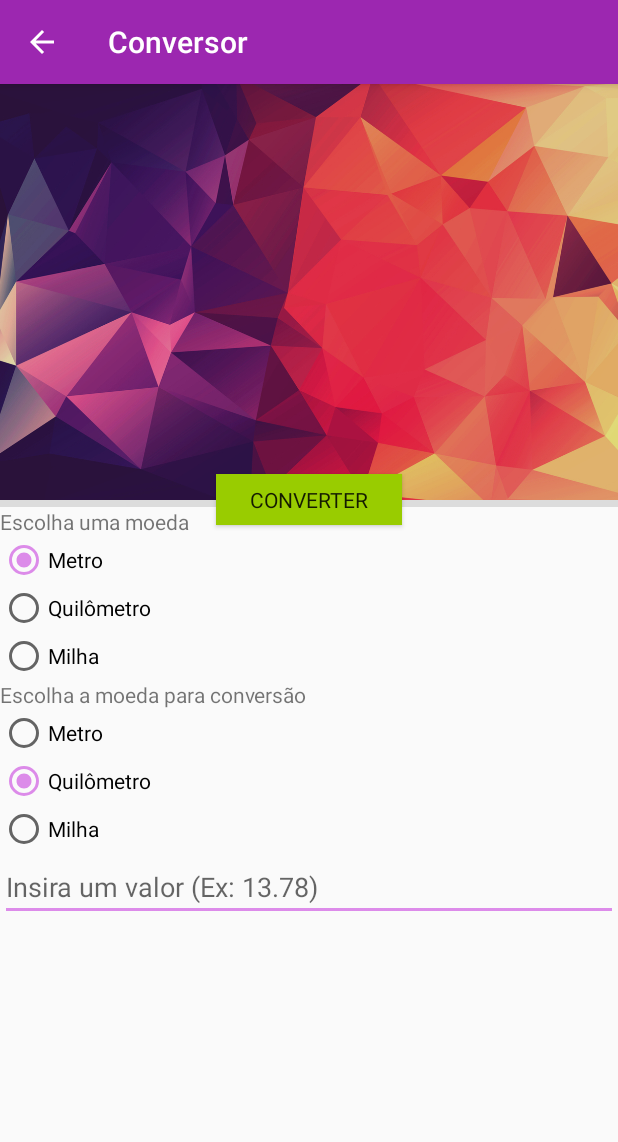
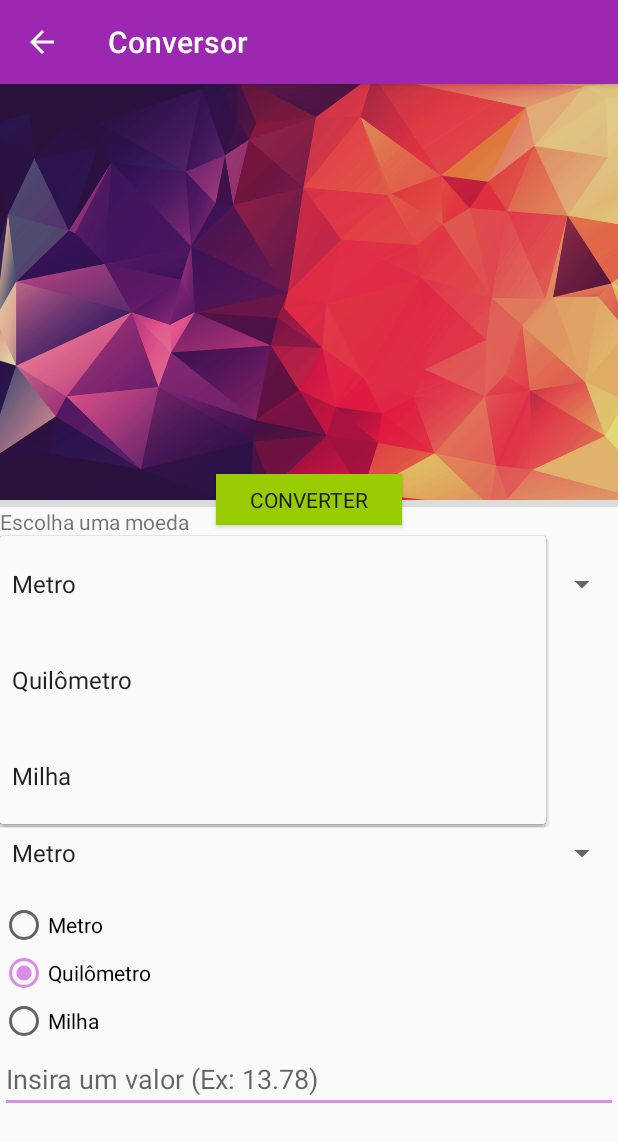
Before and after one commit to mathiaszahorcak/Measurement-Converter, an Android app: the MetricConverterActivity screen opened directly, with no data from a screen before it, after a tap on "Metro", on a phone screen of 412 x 824 dp. Shown: the top 1142 px of the screen. Run offline under Robolectric (Android 15) with nearby library versions, the phone set to English and light mode, and no system bars.

Commit message:
Inicio de mudanças no conversor de Medidas

```diff
--- a/app/src/main/java/com/example/conversordemedidas/MetricConverterActivity.kt
+++ b/app/src/main/java/com/example/conversordemedidas/MetricConverterActivity.kt
@@ -3,6 +3,9 @@ package com.example.conversordemedidas
 import android.os.Bundle
 import android.support.v7.app.AppCompatActivity
 import android.view.MenuItem
+import android.view.View
+import android.widget.AdapterView
+import android.widget.ArrayAdapter
 import android.widget.RadioButton
 import android.widget.Toast
 import kotlinx.android.synthetic.main.activity_metric_converter.*
@@ -18,45 +21,44 @@ class MetricConverterActivity : AppCompatActivity() {
         //tornar o botão de voltar
         supportActionBar?.setDisplayHomeAsUpEnabled(true)
 
-        rdBtnMetros.setOnClickListener{
-            if (rdBtnMetro2.isChecked){
-                rdBtnQuilometro2.isChecked = true
-            }
-        }
+        var moeda1 = ""
+        var moeda2 = ""
+        val medidasSelection = arrayOf(
+            "Metro",
+            "Quilômetro",
+            "Milha"
+        )
 
-        rdBtnQuilometros.setOnClickListener {
-            if (rdBtnQuilometros.isChecked){
-                rdBtnMilha2.isChecked = true
-            }
-        }
+        val adapter = ArrayAdapter(this,
+            android.R.layout.simple_dropdown_item_1line,
+            medidasSelection)
 
-        rdBtnMilha.setOnClickListener{
-            if (rdBtnMilha2.isChecked){
-                rdBtnMetro2.isChecked = true
-            }
-        }
+        // adicionar o modelo spinner com a lista de valores para o spinner
+        sMoeda1.adapter = adapter
+        sMoeda2.adapter = adapter
 
-        rdBtnMetro2.setOnClickListener {
-            if (rdBtnMetros.isChecked){
-                rdBtnQuilometros.isChecked = true
-            }
-        }
+        fun onItemSelected(parent: AdapterView<*>?, view: View?, position: Int, id: Long) {
 
-        rdBtnQuilometro2.setOnClickListener {
-            if (rdBtnQuilometros.isChecked){
-                rdBtnMilha.isChecked = true
-            }
-        }
+            // pegar o valor de texto do item selecionado no spinner
+            val selectedItem = parent!!.getItemAtPosition(position).toString()
 
-        rdBtnMilha2.setOnClickListener {
-            if (rdBtnMilha.isChecked){
-                rdBtnMetros.isChecked = true
+            // para cada posição, iremos adicionar uma explicação
+            when(position){
+                0 -> {
+                    moeda1 = medidasSelection[0]
+                }
+                1 -> {
+                    moeda1 = medidasSelection[1]
+                }
+                2 -> {
+                    moeda1 = medidasSelection[2]
+                }
             }
         }
 
         btnConverter.setOnClickListener {
             try{
-                var rdBtn: RadioButton = findViewById(rdGroupMoeda1.checkedRadioButtonId)
+
                 val medida1: String = rdBtn.text as String
                 rdBtn = findViewById(rdGroupMoeda2.checkedRadioButtonId)
                 val medida2: String = rdBtn.text as String
--- a/app/src/main/res/layout/activity_metric_converter.xml
+++ b/app/src/main/res/layout/activity_metric_converter.xml
@@ -47,6 +47,10 @@
                 android:text="@string/txtViewMoeda"
                 android:layout_width="match_parent"
                 android:layout_height="wrap_content" android:id="@+id/txtViewMoeda1"/>
+        <Spinner
+                android:layout_width="match_parent"
+                android:layout_height="wrap_content" android:id="@+id/sMoeda1" android:spinnerMode="dropdown"
+                android:visibility="visible"/>
         <RadioGroup
                 android:layout_width="match_parent"
                 android:layout_height="wrap_content" android:id="@+id/rdGroupMoeda1">
@@ -68,6 +72,10 @@
                 android:text="@string/txtViewMoeda2"
                 android:layout_width="match_parent"
                 android:layout_height="wrap_content" android:id="@+id/txtViewMoeda2"/>
+        <Spinner
+                android:layout_width="match_parent"
+                android:layout_height="wrap_content" android:id="@+id/sMoeda2" android:spinnerMode="dropdown"
+                android:visibility="visible"/>
         <RadioGroup
                 android:layout_width="match_parent"
                 android:layout_height="wrap_content" android:id="@+id/rdGroupMoeda2">
```
Lines whose indentation alone changed are shown as unchanged.
